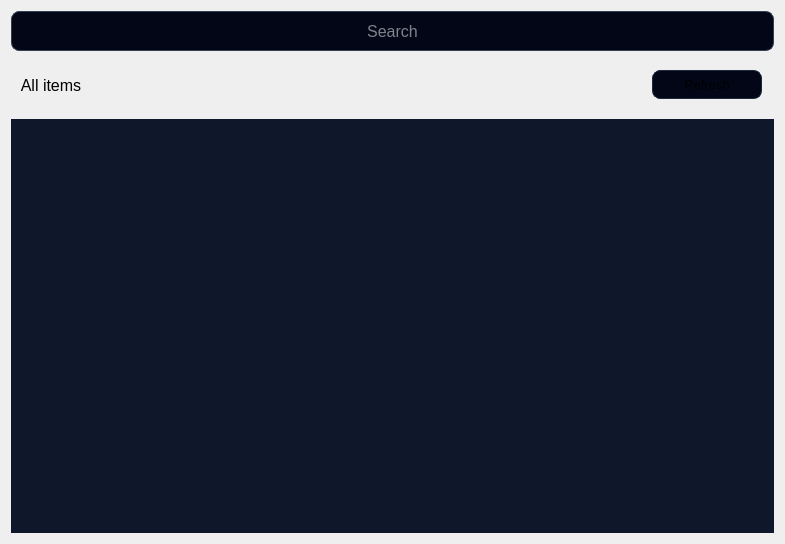
Arjun-korde/Securevault-Password-Manager, file src/ui/DashboardPage.ui: the form before one commit.
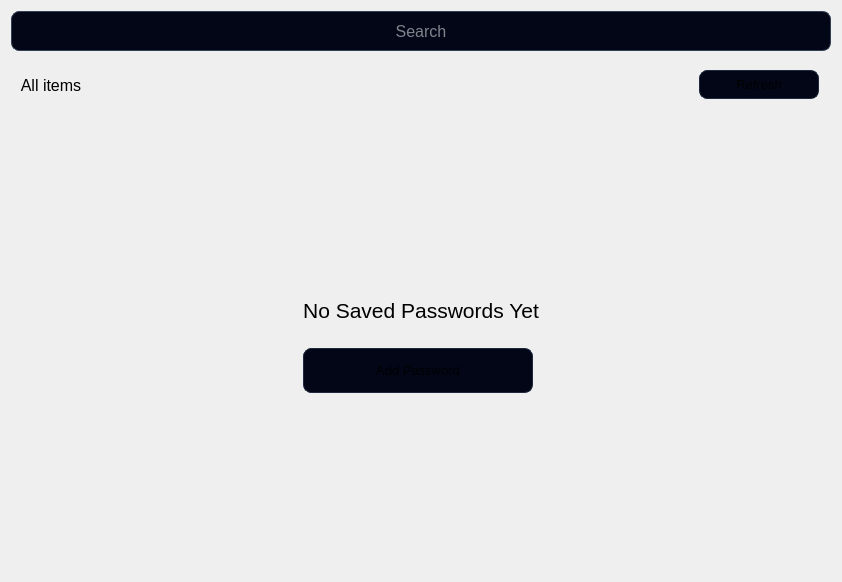
The form after the commit.

Commit message: refactor dashboard UI add page to represent no saved passwords and no results found for search

What changed in the file:
```diff
--- a/src/ui/DashboardPage.ui
+++ b/src/ui/DashboardPage.ui
@@ -6,8 +6,8 @@
    <rect>
     <x>0</x>
     <y>0</y>
-    <width>785</width>
-    <height>544</height>
+    <width>842</width>
+    <height>582</height>
    </rect>
   </property>
   <property name="windowTitle">
@@ -209,6 +209,13 @@
        </layout>
       </item>
       <item>
+       <widget class="QStackedWidget" name="stackedWidget">
+        <property name="currentIndex">
+         <number>2</number>
+        </property>
+        <widget class="QWidget" name="pagePasswords">
+         <layout class="QVBoxLayout" name="verticalLayout_2">
+          <item>
        <widget class="QTableWidget" name="passwordTable">
         <property name="font">
          <font>
@@ -243,6 +250,141 @@
         <attribute name="verticalHeaderDefaultSectionSize">
          <number>55</number>
         </attribute>
+           </widget>
+          </item>
+         </layout>
+        </widget>
+        <widget class="QWidget" name="pageNoResults">
+         <layout class="QGridLayout" name="gridLayout">
+          <property name="verticalSpacing">
+           <number>25</number>
+          </property>
+          <item row="0" column="0">
+           <spacer name="verticalSpacer_2">
+            <property name="orientation">
+             <enum>Qt::Orientation::Vertical</enum>
+            </property>
+            <property name="sizeHint" stdset="0">
+             <size>
+              <width>20</width>
+              <height>40</height>
+             </size>
+            </property>
+           </spacer>
+          </item>
+          <item row="1" column="0">
+           <widget class="QLabel" name="noResultsLabel">
+            <property name="font">
+             <font>
+              <pointsize>16</pointsize>
+              <fontweight>Medium</fontweight>
+             </font>
+            </property>
+            <property name="text">
+             <string>No results found for</string>
+            </property>
+            <property name="scaledContents">
+             <bool>false</bool>
+            </property>
+            <property name="alignment">
+             <set>Qt::AlignmentFlag::AlignCenter</set>
+            </property>
+           </widget>
+          </item>
+          <item row="2" column="0">
+           <spacer name="verticalSpacer">
+            <property name="orientation">
+             <enum>Qt::Orientation::Vertical</enum>
+            </property>
+            <property name="sizeHint" stdset="0">
+             <size>
+              <width>20</width>
+              <height>40</height>
+             </size>
+            </property>
+           </spacer>
+          </item>
+         </layout>
+        </widget>
+        <widget class="QWidget" name="pageEmpty">
+         <layout class="QGridLayout" name="gridLayout_2">
+          <property name="verticalSpacing">
+           <number>25</number>
+          </property>
+          <item row="3" column="0">
+           <spacer name="verticalSpacer_3">
+            <property name="orientation">
+             <enum>Qt::Orientation::Vertical</enum>
+            </property>
+            <property name="sizeHint" stdset="0">
+             <size>
+              <width>20</width>
+              <height>40</height>
+             </size>
+            </property>
+           </spacer>
+          </item>
+          <item row="1" column="0">
+           <widget class="QLabel" name="noResultsLabel_2">
+            <property name="font">
+             <font>
+              <pointsize>16</pointsize>
+              <fontweight>Medium</fontweight>
+             </font>
+            </property>
+            <property name="text">
+             <string>No Saved Passwords Yet</string>
+            </property>
+            <property name="scaledContents">
+             <bool>false</bool>
+            </property>
+            <property name="alignment">
+             <set>Qt::AlignmentFlag::AlignCenter</set>
+            </property>
+           </widget>
+          </item>
+          <item row="2" column="0">
+           <widget class="QPushButton" name="pushButton_2">
+            <property name="minimumSize">
+             <size>
+              <width>230</width>
+              <height>45</height>
+             </size>
+            </property>
+            <property name="maximumSize">
+             <size>
+              <width>230</width>
+              <height>45</height>
+             </size>
+            </property>
+            <property name="font">
+             <font>
+              <pointsize>-1</pointsize>
+             </font>
+            </property>
+            <property name="cursor">
+             <cursorShape>PointingHandCursor</cursorShape>
+            </property>
+            <property name="text">
+             <string>Add Password</string>
+            </property>
+           </widget>
+          </item>
+          <item row="0" column="0">
+           <spacer name="verticalSpacer_4">
+            <property name="orientation">
+             <enum>Qt::Orientation::Vertical</enum>
+            </property>
+            <property name="sizeHint" stdset="0">
+             <size>
+              <width>20</width>
+              <height>40</height>
+             </size>
+            </property>
+           </spacer>
+          </item>
+         </layout>
+        </widget>
        </widget>
       </item>
      </layout>
```
Lines whose indentation alone changed are shown as unchanged. The commit also changes 2 other files.
